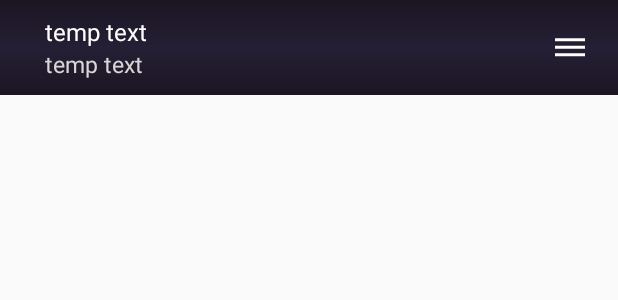
After one commit to Vanh1200/LoveMusic, an Android app: the layout item_playing_track.xml on its own in the app's theme, with its tools: preview values and no code run, on a phone screen of 412 x 824 dp. The commit adds this screen. Shown: the top 300 px of the screen. Run offline under Robolectric (Android 15) with nearby library versions, the phone set to English and light mode, and no system bars.

Commit message:
create layout for playing list

```diff
--- a/app/src/main/AndroidManifest.xml
+++ b/app/src/main/AndroidManifest.xml
@@ -21,7 +21,10 @@
         </activity>
         <activity
             android:name=".screen.genre.GenreDetailActivity"
-            android:theme="@style/GenreDetailTheme" />
+            android:theme="@style/TranslucentStatusTheme" />
+        <activity
+            android:name=".screen.play.PlayActivity"
+            android:theme="@style/TranslucentStatusTheme" />
     </application>
 
 </manifest>
--- a/app/src/main/java/com/vanh1200/lovemusic/screen/genre/GenreDetailActivity.java
+++ b/app/src/main/java/com/vanh1200/lovemusic/screen/genre/GenreDetailActivity.java
@@ -26,6 +26,7 @@ import com.vanh1200.lovemusic.data.source.local.TrackLocalDataSource;
 import com.vanh1200.lovemusic.data.source.remote.TrackRemoteDataSource;
 import com.vanh1200.lovemusic.screen.genre.adapter.GenreTrackAdapter;
 import com.vanh1200.lovemusic.screen.option.OptionDialogFragment;
+import com.vanh1200.lovemusic.screen.play.PlayActivity;
 import com.vanh1200.lovemusic.utils.Constants;
 
 import java.util.ArrayList;
@@ -161,7 +162,7 @@ public class GenreDetailActivity extends BaseActivity implements GenreDetailCont
 
     @Override
     public void onClickTrack(Track track) {
-        Toast.makeText(this, track.getTitle(), Toast.LENGTH_SHORT).show();
+        startActivity(PlayActivity.getIntent(this));
     }
 
     @Override
--- /dev/null
+++ b/app/src/main/res/drawable/ic_arrange.xml
@@ -0,0 +1,5 @@
+<vector android:height="24dp" android:tint="#FFFFFF"
+    android:viewportHeight="24.0" android:viewportWidth="24.0"
+    android:width="24dp" xmlns:android="http://schemas.android.com/apk/res/android">
+    <path android:fillColor="#FF000000" android:pathData="M2,15.5v2h20v-2L2,15.5zM2,10.5v2h20v-2L2,10.5zM2,5.5v2h20v-2L2,5.5z"/>
+</vector>
--- /dev/null
+++ b/app/src/main/res/drawable/ic_keyboard_arrow_down_white_24dp.xml
@@ -0,0 +1,5 @@
+<vector android:height="24dp" android:tint="#FFFFFF"
+    android:viewportHeight="24.0" android:viewportWidth="24.0"
+    android:width="24dp" xmlns:android="http://schemas.android.com/apk/res/android">
+    <path android:fillColor="#FF000000" android:pathData="M7.41,7.84L12,12.42l4.59,-4.58L18,9.25l-6,6 -6,-6z"/>
+</vector>
--- a/app/src/main/res/layout/activity_play.xml
+++ b/app/src/main/res/layout/activity_play.xml
@@ -1,6 +1,7 @@
 <?xml version="1.0" encoding="utf-8"?>
 <android.support.constraint.ConstraintLayout xmlns:android="http://schemas.android.com/apk/res/android"
     xmlns:app="http://schemas.android.com/apk/res-auto"
+    android:id="@+id/constraint_play"
     android:layout_width="match_parent"
     android:layout_height="match_parent"
     android:background="@drawable/bg_play_song_default">
--- /dev/null
+++ b/app/src/main/res/layout/item_playing_track.xml
@@ -0,0 +1,49 @@
+<?xml version="1.0" encoding="utf-8"?>
+<android.support.constraint.ConstraintLayout xmlns:android="http://schemas.android.com/apk/res/android"
+    xmlns:app="http://schemas.android.com/apk/res-auto"
+    android:layout_width="match_parent"
+    android:layout_height="wrap_content"
+    android:background="@drawable/bg_play_song_default">
+
+    <TextView
+        android:id="@+id/text_title"
+        android:layout_width="0dp"
+        android:layout_height="wrap_content"
+        android:layout_marginStart="@dimen/dp_30"
+        android:layout_marginTop="@dimen/dp_10"
+        android:ellipsize="end"
+        android:maxLines="1"
+        android:text="@string/text_temp_text"
+        android:textColor="@android:color/white"
+        android:textSize="@dimen/sp_16"
+        app:layout_constraintEnd_toStartOf="@id/image_arrange"
+        app:layout_constraintStart_toStartOf="parent"
+        app:layout_constraintTop_toTopOf="parent" />
+
+    <TextView
+        android:id="@+id/text_artist"
+        android:layout_width="0dp"
+        android:layout_height="wrap_content"
+        android:layout_marginStart="@dimen/dp_30"
+        android:layout_marginBottom="@dimen/dp_10"
+        android:ellipsize="end"
+        android:maxLines="1"
+        android:text="@string/text_temp_text"
+        android:textColor="@color/color_light_gray"
+        android:textSize="@dimen/sp_15"
+        app:layout_constraintBottom_toBottomOf="parent"
+        app:layout_constraintEnd_toEndOf="@id/text_title"
+        app:layout_constraintStart_toStartOf="parent"
+        app:layout_constraintTop_toBottomOf="@id/text_title" />
+
+    <ImageView
+        android:id="@+id/image_arrange"
+        android:layout_width="wrap_content"
+        android:layout_height="wrap_content"
+        android:layout_marginEnd="@dimen/dp_20"
+        android:src="@drawable/ic_arrange"
+        app:layout_constraintBottom_toBottomOf="parent"
+        app:layout_constraintEnd_toEndOf="parent"
+        app:layout_constraintTop_toTopOf="parent" />
+
+</android.support.constraint.ConstraintLayout>
--- a/app/src/main/res/values/dimens.xml
+++ b/app/src/main/res/values/dimens.xml
@@ -36,4 +36,5 @@
     <dimen name="dp_46">46dp</dimen>
     <dimen name="dp_1">1dp</dimen>
     <dimen name="dp_32">32dp</dimen>
+    <dimen name="sp_15">15sp</dimen>
 </resources>
--- a/app/src/main/res/values/strings.xml
+++ b/app/src/main/res/values/strings.xml
@@ -21,4 +21,6 @@
     <string name="text_add_to_playlist">Add to playlist</string>
     <string name="text_add_to_queue_play_next">Add to queue play next</string>
     <string name="text_temp_time">00:00</string>
+    <string name="text_playing_list">Playing List</string>
+    <string name="text_number_in_brackets">(40)</string>
 </resources>
--- a/app/src/main/res/values/styles.xml
+++ b/app/src/main/res/values/styles.xml
@@ -13,7 +13,7 @@
         <item name="android:windowTranslucentStatus">true</item>
     </style>
 
-    <style name="GenreDetailTheme" parent="Theme.AppCompat.Light.NoActionBar">
+    <style name="TranslucentStatusTheme" parent="Theme.AppCompat.Light.NoActionBar">
         <item name="android:windowTranslucentStatus">true</item>
     </style>
 
```
Also changed, not shown: app/src/main/java/com/vanh1200/lovemusic/screen/play/PlayActivity.java (+37 -1 lines), app/src/main/java/com/vanh1200/lovemusic/screen/play/adapter/PlayAdapter.java (added, +35 -0 lines), app/src/main/java/com/vanh1200/lovemusic/screen/playinglist/PlayingListFragment.java (added, +48 -0 lines), app/src/main/java/com/vanh1200/lovemusic/screen/playmusic/PlayMusicFragment.java (added, +145 -0 lines), app/src/main/java/com/vanh1200/lovemusic/utils/BlurUtils.java (added, +70 -0 lines), app/src/main/java/com/vanh1200/lovemusic/utils/StringUtils.java (+11 -1 lines), app/src/main/res/anim/rotate_anim.xml (added, +11 -0 lines), app/src/main/res/layout/fragment_playing_list.xml (added, +60 -0 lines).
